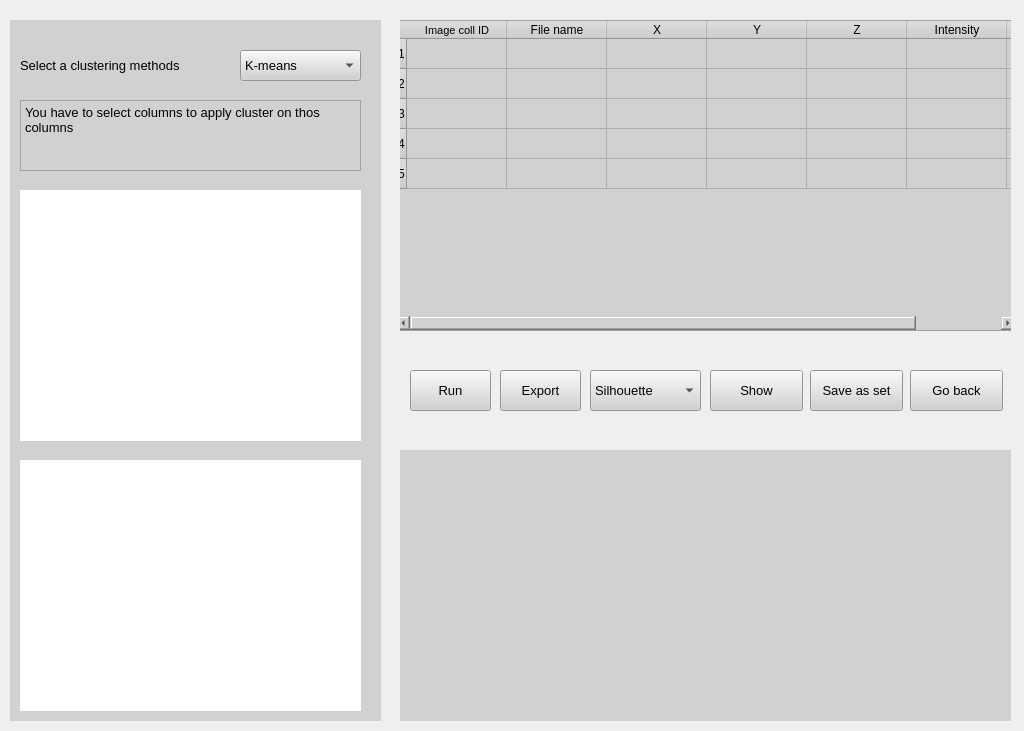
Above: UI_builder/Clustering.ui from Brain-Mapper/BrainMapperV2 before the change. Below: the same form after it.
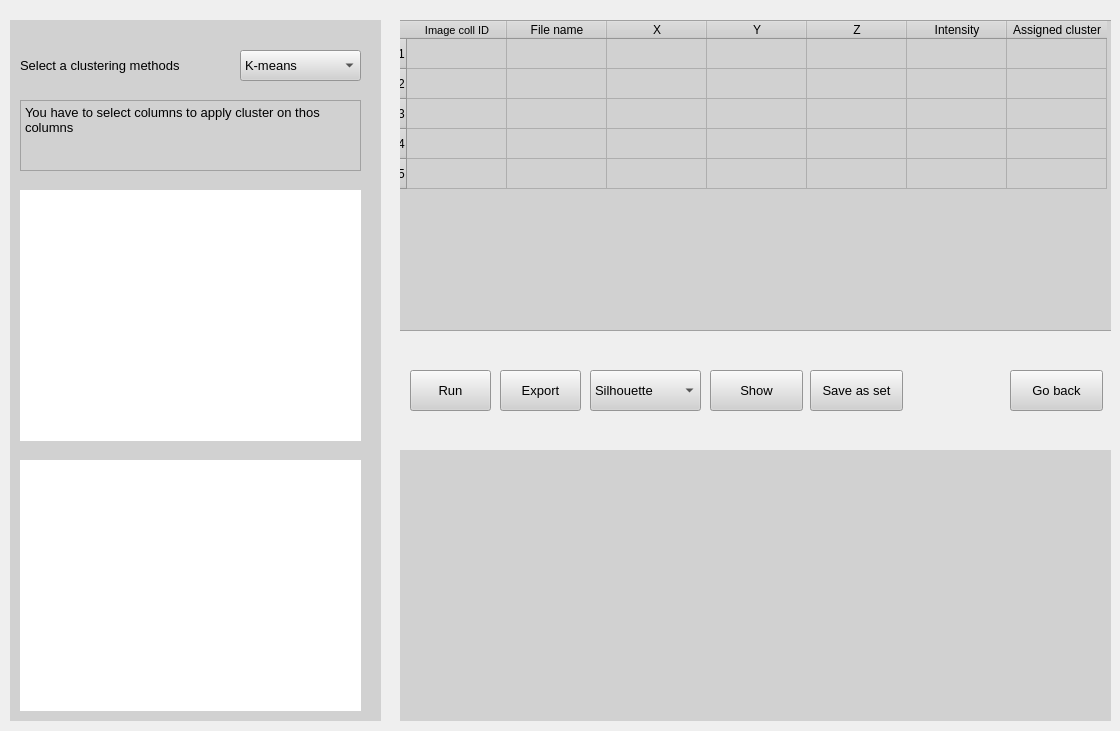
That is the form after the change.

The edit to the form file:
```diff
--- a/UI_builder/Clustering.ui
+++ b/UI_builder/Clustering.ui
@@ -6,7 +6,7 @@
    <rect>
     <x>0</x>
     <y>0</y>
-    <width>1024</width>
+    <width>1120</width>
     <height>731</height>
    </rect>
   </property>
@@ -134,7 +134,7 @@
     <rect>
      <x>400</x>
      <y>20</y>
-     <width>611</width>
+     <width>711</width>
      <height>311</height>
     </rect>
    </property>
@@ -146,7 +146,7 @@
      <rect>
       <x>-5</x>
       <y>0</y>
-      <width>621</width>
+      <width>721</width>
       <height>311</height>
      </rect>
     </property>
@@ -162,6 +162,9 @@
     <property name="rowCount">
      <number>5</number>
     </property>
+    <property name="columnCount">
+     <number>7</number>
+    </property>
     <attribute name="horizontalHeaderVisible">
      <bool>true</bool>
     </attribute>
@@ -239,7 +242,7 @@
     <rect>
      <x>400</x>
      <y>450</y>
-     <width>611</width>
+     <width>711</width>
      <height>271</height>
     </rect>
    </property>
@@ -252,7 +255,7 @@
     <rect>
      <x>400</x>
      <y>360</y>
-     <width>611</width>
+     <width>711</width>
      <height>61</height>
     </rect>
    </property>
@@ -352,7 +355,7 @@
    <widget class="QPushButton" name="pushButton_5">
     <property name="geometry">
      <rect>
-      <x>510</x>
+      <x>610</x>
       <y>10</y>
       <width>93</width>
       <height>41</height>
```
Left out of the diff: 12 changed lines with no effect on the pictures.
